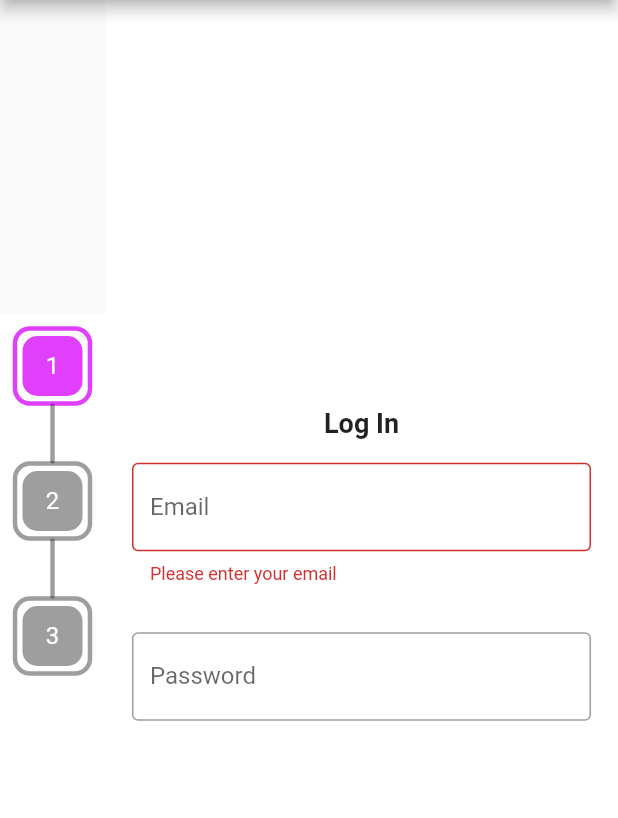
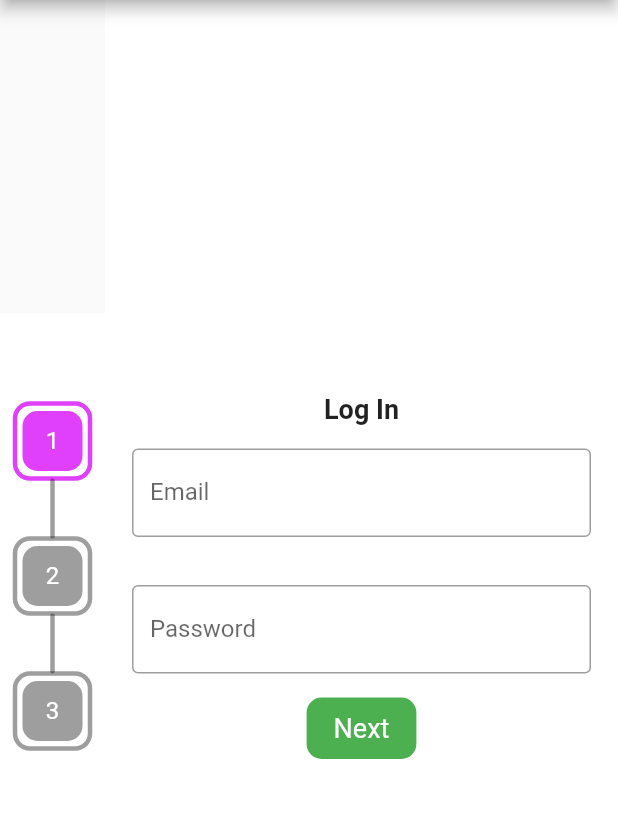
Before and after one commit to uttom41/StepperA, a Flutter app: the screen it shows after launch, after a tap on "Example One", on a phone screen of 412 x 824 dp, the part 84-902 px from its top. Run offline on Flutter 3.47's test engine with Material 2 defaults, Android fonts, the phone set to English and light mode, and no system bars.

```diff
--- a/example/lib/step_one.dart
+++ b/example/lib/step_one.dart
@@ -55,21 +55,24 @@ class _StepOneState extends State<StepOne> {
               ),
             ),
 
-            // InkWell(
-            //   onTap: (){
-            //     widget.controller.next();
-            //   },
-            //   child: Container(
-            //     decoration: BoxDecoration(
-            //       shape: BoxShape.rectangle,
-            //       borderRadius: BorderRadius.circular(10),
-            //       color: Colors.green
-            //     ),
-            //     padding: const EdgeInsets.only(left: 18,right: 18,top: 10,bottom: 10),
-            //
-            //     child: const Text("Next",style: TextStyle(fontSize: 18,color: Colors.white),),
-            //   ),
-            // )
+            InkWell(
+              onTap: (){
+                setState(() {
+
+                });
+               // widget.controller.next();
+              },
+              child: Container(
+                decoration: BoxDecoration(
+                  shape: BoxShape.rectangle,
+                  borderRadius: BorderRadius.circular(10),
+                  color: Colors.green
+                ),
+                padding: const EdgeInsets.only(left: 18,right: 18,top: 10,bottom: 10),
+
+                child: const Text("Next",style: TextStyle(fontSize: 18,color: Colors.white),),
+              ),
+            )
           ],
         ),
       ),
--- a/example/lib/step_two.dart
+++ b/example/lib/step_two.dart
@@ -33,6 +33,12 @@ class _StepTwoState extends State<StepTwo> {
                 maxLines: 4,
                 decoration: const InputDecoration(
                     border: OutlineInputBorder(), labelText: "Present Address"),
+                validator: (value) {
+                  if (value == null || value.isEmpty) {
+                    return 'Please enter your email';
+                  }
+                  return null;
+                },
               ),
             ),
 
--- a/lib/src/button/stepper_a_button_style.dart
+++ b/lib/src/button/stepper_a_button_style.dart
@@ -22,12 +22,13 @@ class StepperAButton {
   final Widget buttonWidget;
 
   /// Button text EX: submit,complete state
-  final Widget completeButtonWidget;
+  //final Widget completeButtonWidget;
 
   StepperAButton(
       {required this.width,
       required this.height,
       this.boxDecoration,
       required this.buttonWidget,
-      required this.completeButtonWidget});
+     // required this.completeButtonWidget
+      });
 }
--- a/lib/src/button/stepper_button.dart
+++ b/lib/src/button/stepper_button.dart
@@ -11,7 +11,7 @@ import 'package:stepper_a/src/button/stepper_a_button_style.dart';
 class StepperAButtonWidget extends StatelessWidget {
   ///It is used to create stepper custom buttons Style,
   ///
-  final StepperAButton _stepperAButton;
+  final StepperAButton  _stepperAButton;
 
   ///click event handle
   final Function onTap;
@@ -30,6 +30,7 @@ class StepperAButtonWidget extends StatelessWidget {
 
   @override
   Widget build(BuildContext context) {
+
     return InkWell(
       onTap: () {
         onTap();
--- a/lib/src/interface/main_page/main_style.dart
+++ b/lib/src/interface/main_page/main_style.dart
@@ -110,6 +110,7 @@ mixin MainStyle on IMainPage {
   @override
   Widget buildNormalHorizontalStepper() {
     return Column(
+      crossAxisAlignment: CrossAxisAlignment.center,
       children: [
         StepperStep(),
         const Expanded(
@@ -124,8 +125,8 @@ mixin MainStyle on IMainPage {
                   StepperIndex(notifier: StepperModel().notifier)
                       .back(StepperModel().notifier.currentIndex);
                 },
-                stepperAButton:  StepperModel().previousButton!,
-                child:  StepperModel().previousButton!.buttonWidget,
+                stepperAButton:  StepperModel().previousButton!(StepperModel().notifier.currentIndex),
+                child:  StepperModel().previousButton!(StepperModel().notifier.currentIndex).buttonWidget,
               ),
             Container(),
             if ( StepperModel().forwardButton != null)
@@ -134,10 +135,11 @@ mixin MainStyle on IMainPage {
                   StepperIndex(notifier: StepperModel().notifier)
                       .next(StepperModel().notifier.currentIndex,  StepperModel().totalSteps - 1);
                 },
-                stepperAButton:  StepperModel().forwardButton!,
-                child: StepperModel().notifier.currentIndex != StepperModel().notifier.totalIndex - 1
-                    ?  StepperModel().forwardButton!.buttonWidget
-                    :  StepperModel().forwardButton!.completeButtonWidget,
+                stepperAButton:  StepperModel().forwardButton!(StepperModel().notifier.currentIndex),
+                child: StepperModel().forwardButton!(StepperModel().notifier.currentIndex).buttonWidget
+                // StepperModel().notifier.currentIndex != StepperModel().notifier.totalIndex - 1
+                //     ?  StepperModel().forwardButton!.buttonWidget
+                //     :  StepperModel().forwardButton!.completeButtonWidget,
               ),
           ],
         )
@@ -158,8 +160,8 @@ mixin MainStyle on IMainPage {
                   StepperIndex(notifier: StepperModel().notifier)
                       .back(StepperModel().notifier.currentIndex);
                 },
-                stepperAButton:  StepperModel().previousButton!,
-                child:  StepperModel().previousButton!.buttonWidget,
+                stepperAButton:  StepperModel().previousButton!(StepperModel().notifier.currentIndex),
+                child:  StepperModel().previousButton!(StepperModel().notifier.currentIndex).buttonWidget,
               ),
             if (StepperModel().notifier.currentIndex != 0 &&  StepperModel().previousButton != null)
               const SizedBox(height: 8),
@@ -172,10 +174,11 @@ mixin MainStyle on IMainPage {
                   StepperIndex(notifier: StepperModel().notifier)
                       .next(StepperModel().notifier.currentIndex,  StepperModel().totalSteps - 1);
                 },
-                stepperAButton:  StepperModel().forwardButton!,
-                child: StepperModel().notifier.currentIndex != StepperModel().notifier.totalIndex - 1
-                    ?  StepperModel().forwardButton!.buttonWidget
-                    :  StepperModel().forwardButton!.completeButtonWidget,
+                stepperAButton:  StepperModel().forwardButton!(StepperModel().notifier.currentIndex),
+                child: StepperModel().forwardButton!(StepperModel().notifier.currentIndex).buttonWidget
+                // StepperModel().notifier.currentIndex != StepperModel().notifier.totalIndex - 1
+                //     ?  StepperModel().forwardButton!.buttonWidget
+                //     :  StepperModel().forwardButton!.completeButtonWidget,
               ),
           ],
         ),
--- a/lib/src/interface/step_page/step_style.dart
+++ b/lib/src/interface/step_page/step_style.dart
@@ -44,6 +44,7 @@ mixin StepStyle on IStepPage {
     List<Widget> steps = [];
     for (int index = 0; index < StepperModel().notifier.totalIndex; index++) {
       steps.add(Column(
+        crossAxisAlignment: CrossAxisAlignment.start,
         children: [
           Row(
             children: [
--- a/lib/src/page_helper/stepper_body.dart
+++ b/lib/src/page_helper/stepper_body.dart
@@ -12,10 +12,7 @@ class StepperBody extends StatelessWidget {
 
   @override
   Widget build(BuildContext context) {
-    return Form(
-      key: StepperModel().notifier.formKey,
-      autovalidateMode: AutovalidateMode.always,
-      child: PageView.builder(
+    return PageView.builder(
         physics: StepperModel().pageSwipe?const NeverScrollableScrollPhysics():null,
         controller: StepperModel().notifier.controller,
         scrollDirection: Axis.horizontal,
@@ -24,8 +21,9 @@ class StepperBody extends StatelessWidget {
           Future.delayed(Duration.zero,()=>StepperModel().notifier.currentIndex = index);
         },
         itemBuilder: (BuildContext context, int index) {
-            return StepperModel().stepperBodyWidget[index];
-          }),
-    );
+          return Form(
+            key:StepperModel().globalKeyList[index] ,
+              child: StepperModel().stepperBodyWidget[index]);
+        });
   }
 }
--- a/lib/src/provider/stepper_provider.dart
+++ b/lib/src/provider/stepper_provider.dart
@@ -4,6 +4,7 @@
 ///
 
 import 'package:flutter/material.dart';
+import 'package:stepper_a/src/utils/stepper_model.dart';
 
 import '../../stepper_a.dart';
 
@@ -49,7 +50,7 @@ class StepperNotifier extends ChangeNotifier {
   ///default page index set is 1
   int totalIndex = 0;
 
-  final GlobalKey<FormState>? formKey;
+  final bool formValidation;
 
   ///Ticker Provider from [StepperA], cause need to use it in [AnimationSlide]
   late TickerProviderStateMixin singleTickerProviderStateMixin;
@@ -66,7 +67,7 @@ class StepperNotifier extends ChangeNotifier {
     required int initialPage,
     required int length,
     required TickerProviderStateMixin vsync,
-    this.formKey,
+    required this.formValidation,
   }) {
     _currentIndex = initialPage;
     nextPageIndex = initialPage;
@@ -80,11 +81,11 @@ class StepperNotifier extends ChangeNotifier {
   int checkFormKeyValidation(int index) {
     if (_currentIndex > index) return index;
 
-    if (formKey == null) return index;
+    if (!formValidation) return index;
 
-    formKey!.currentState?.save();
+    StepperModel().globalKeyList[_currentIndex].currentState?.save();
 
-    if (formKey!.currentState != null && formKey!.currentState!.validate()) {
+    if (StepperModel().globalKeyList[_currentIndex].currentState != null && StepperModel().globalKeyList[_currentIndex].currentState!.validate()) {
       return index;
     }
 
--- a/lib/src/step_helper/stepper_step.dart
+++ b/lib/src/step_helper/stepper_step.dart
@@ -25,6 +25,7 @@ class StepperStep extends AStepperStep with StepStyle,CalculateSize,StyleMixin,W
   @override
   Widget build(BuildContext context) {
     return Container(
+      alignment: Alignment.center,
       color:  StepperModel().stepperBackgroundColor,
       height: stepperSizeCalculate().height,
       width:  stepperSizeCalculate().width,
--- a/lib/src/stepper_a.dart
+++ b/lib/src/stepper_a.dart
@@ -74,8 +74,8 @@ class StepperA extends StatefulWidget {
   final StepA step;
 
   ///If  you need widget form validation
-  ///This uniquely identifies the Form, and allows validation of the form in a later step.
-  final GlobalKey<FormState>? formKey;
+  /// If formValidation needed, formValidation = true will provide.
+  final bool formValidation;
 
   /// If you need a floating button than use this.
   /// This Button pass all time provided traverse forward page.
@@ -90,12 +90,12 @@ class StepperA extends StatefulWidget {
   /// If you need a custom button than use this.
   /// This Button pass all time provided traverse previous page.
   ///This button is shown always left side on the page.
-  final StepperAButton? previousButton;
+  final StepperAButton Function (int index)? previousButton;
 
   /// If you need a custom button than use this.
   /// This Button pass all time provided traverse forward page.
   /// This button is shown always right side on the page.
-  final StepperAButton? forwardButton;
+  final StepperAButton Function (int index)? forwardButton;
 
   /// If you need a own button than use this.
   /// and control your button click
@@ -136,7 +136,7 @@ class StepperA extends StatefulWidget {
         this.stepHeight = 50,
         this.stepWidth = 50,
         this.stepperAxis = Axis.horizontal,
-        this.formKey,
+        this.formValidation =false,
         this.floatingForwardButton,
         this.floatingPreviousButton,
         this.forwardButton,
@@ -173,49 +173,7 @@ class _StepperAStateModel  extends _StepperAState with TickerProviderStateMixin,
     _pageController = PageController();
     ///total steps size update
     ///
-    totalSteps = widget.stepperBodyWidget.length;
-    ///init StepperNotifier
-    _notifier = StepperNotifier(
-      borderType: widget.borderType,
-      lineType: widget.lineType,
-      borderShape: widget.borderShape,
-      dashPattern: widget.dashPattern,
-      initialPage: 0,
-      length: totalSteps,
-      controller: _pageController,
-      vsync: this,
-      formKey: widget.formKey,
-    );
-    StepperModel.init(
-        lineThickness: widget.lineThickness,
-        stepperSize:  widget.stepperSize,
-        stepperBodyWidget:  widget.stepperBodyWidget,
-        stepperBackgroundColor:  widget.stepperBackgroundColor,
-        padding:  widget.padding,
-        margin:  widget.margin,
-        stepPadding:  widget.stepPadding,
-        radius:  widget.radius,
-        borderType:  widget.borderType,
-        lineType:  widget.lineType,
-        borderShape:  widget.borderShape,
-        dashPattern:  widget.dashPattern,
-        stepHeight:  widget.stepHeight,
-        stepWidth:  widget.stepWidth,
-        stepperAxis:  widget.stepperAxis,
-        formKey: widget.formKey,
-        floatingForwardButton: widget.floatingForwardButton,
-        floatingPreviousButton: widget.floatingPreviousButton,
-        forwardButton: widget.forwardButton,
-        previousButton: widget.previousButton,
-        stepperAController: widget.stepperAController,
-        floatingButton:  widget._floatingButton,
-        stepBorder:  widget.stepBorder,
-        customSteps: widget.customSteps,
-        step:  widget.step,
-        totalSteps: totalSteps,
-        notifier: _notifier,
-        pageSwipe:widget.pageSwipe
-    );
+
     super.initState();
   }
 
@@ -237,6 +195,50 @@ class _StepperAStateModel  extends _StepperAState with TickerProviderStateMixin,
 
   @override
   Widget build(BuildContext context) {
+
+    totalSteps = widget.stepperBodyWidget.length;
+    ///init StepperNotifier
+    _notifier = StepperNotifier(
+      borderType: widget.borderType,
+      lineType: widget.lineType,
+      borderShape: widget.borderShape,
+      dashPattern: widget.dashPattern,
+      initialPage: 0,
+      length: totalSteps,
+      controller: _pageController,
+      vsync: this,
+      formValidation: widget.formValidation,
+    );
+    StepperModel.init(
+        lineThickness: widget.lineThickness,
+        stepperSize:  widget.stepperSize,
+        stepperBodyWidget:  widget.stepperBodyWidget,
+        stepperBackgroundColor:  widget.stepperBackgroundColor,
+        padding:  widget.padding,
+        margin:  widget.margin,
+        stepPadding:  widget.stepPadding,
+        radius:  widget.radius,
+        borderType:  widget.borderType,
+        lineType:  widget.lineType,
+        borderShape:  widget.borderShape,
+        dashPattern:  widget.dashPattern,
+        stepHeight:  widget.stepHeight,
+        stepWidth:  widget.stepWidth,
+        stepperAxis:  widget.stepperAxis,
+        //formKey: widget.formKey,
+        floatingForwardButton: widget.floatingForwardButton,
+        floatingPreviousButton: widget.floatingPreviousButton,
+        forwardButton: widget.forwardButton,
+        previousButton: widget.previousButton,
+        stepperAController: widget.stepperAController,
+        floatingButton:  widget._floatingButton,
+        stepBorder:  widget.stepBorder,
+        customSteps: widget.customSteps,
+        step:  widget.step,
+        totalSteps: totalSteps,
+        notifier: _notifier,
+        pageSwipe:widget.pageSwipe
+    );
 
     if (widget.stepperAController != null) {
       widget.stepperAController?.setNotifier = _notifier;
--- a/lib/src/utils/stepper_model.dart
+++ b/lib/src/utils/stepper_model.dart
@@ -73,7 +73,8 @@ class StepperModel {
 
   ///If  you need widget form validation
   ///This uniquely identifies the Form, and allows validation of the form in a later step.
-  GlobalKey<FormState>? formKey;
+ // @Deprecated("This features not available")
+ // GlobalKey<FormState>? formKey;
 
   /// If you need a floating button than use this.
   /// This Button pass all time provided traverse forward page.
@@ -88,12 +89,12 @@ class StepperModel {
   /// If you need a custom button than use this.
   /// This Button pass all time provided traverse previous page.
   ///This button is shown always left side on the page.
-  StepperAButton? previousButton;
+  final StepperAButton Function (int index)? previousButton;
 
   /// If you need a custom button than use this.
   /// This Button pass all time provided traverse forward page.
   /// This button is shown always right side on the page.
-  StepperAButton? forwardButton;
+  final StepperAButton Function (int index)? forwardButton;
 
   /// If you need a own button than use this.
   /// and control your button click
@@ -123,6 +124,8 @@ class StepperModel {
   ///[pageSwipe] = true that's mean swipe on.
   bool pageSwipe;
 
+  List<GlobalKey<FormState>> globalKeyList =[];
+
   ///This Class current instance .
   static StepperModel? _instance;
 
@@ -143,7 +146,7 @@ class StepperModel {
     required this.stepWidth,
     required this.stepperAxis,
     required this.pageSwipe,
-    this.formKey,
+   // this.formKey,
     this.floatingForwardButton,
     this.floatingPreviousButton,
     this.forwardButton,
@@ -238,12 +241,12 @@ class StepperModel {
   /// If you need a custom button than use this.
   /// This Button pass all time provided traverse previous page.
   ///This button is shown always left side on the page.
-    StepperAButton? forwardButton,
+  final StepperAButton Function (int index)? previousButton,
 
   /// If you need a custom button than use this.
   /// This Button pass all time provided traverse forward page.
   /// This button is shown always right side on the page.
-    StepperAButton? previousButton,
+  final StepperAButton Function (int index)? forwardButton,
 
     /// If you need a own button than use this.
     /// and control your button click
@@ -277,6 +280,7 @@ class StepperModel {
     ///[pageSwipe] = true that's mean swipe on.
     required bool pageSwipe
   }) {
+
     _instance = StepperModel._(
       lineThickness: lineThickness,
       stepperSize:stepperSize,
@@ -293,7 +297,7 @@ class StepperModel {
       stepHeight: stepHeight,
       stepWidth: stepWidth,
       stepperAxis: stepperAxis,
-      formKey: formKey,
+    //  formKey: formKey,
       floatingForwardButton: floatingForwardButton,
       floatingPreviousButton: floatingPreviousButton,
       forwardButton: forwardButton,
@@ -307,8 +311,14 @@ class StepperModel {
       notifier: notifier,
       pageSwipe: pageSwipe,
     );
+    _instance?.keyList();
+    return _instance!;
+  }
 
-    return _instance!;
+  void keyList(){
+    for(int i =1;i <= totalSteps; i++){
+      globalKeyList.add(GlobalKey<FormState>());
+    }
   }
 
   factory StepperModel(){
```
Also changed, not shown: example/lib/example_two.dart (+24 -17 lines). Lines whose indentation alone changed are shown as unchanged.
